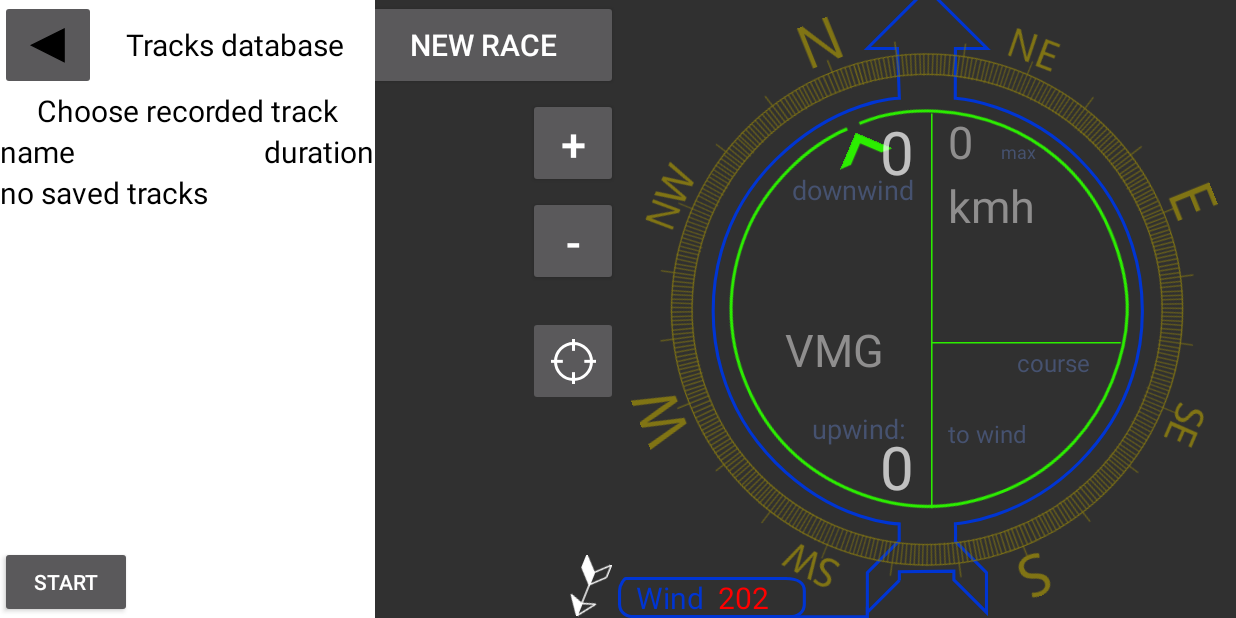
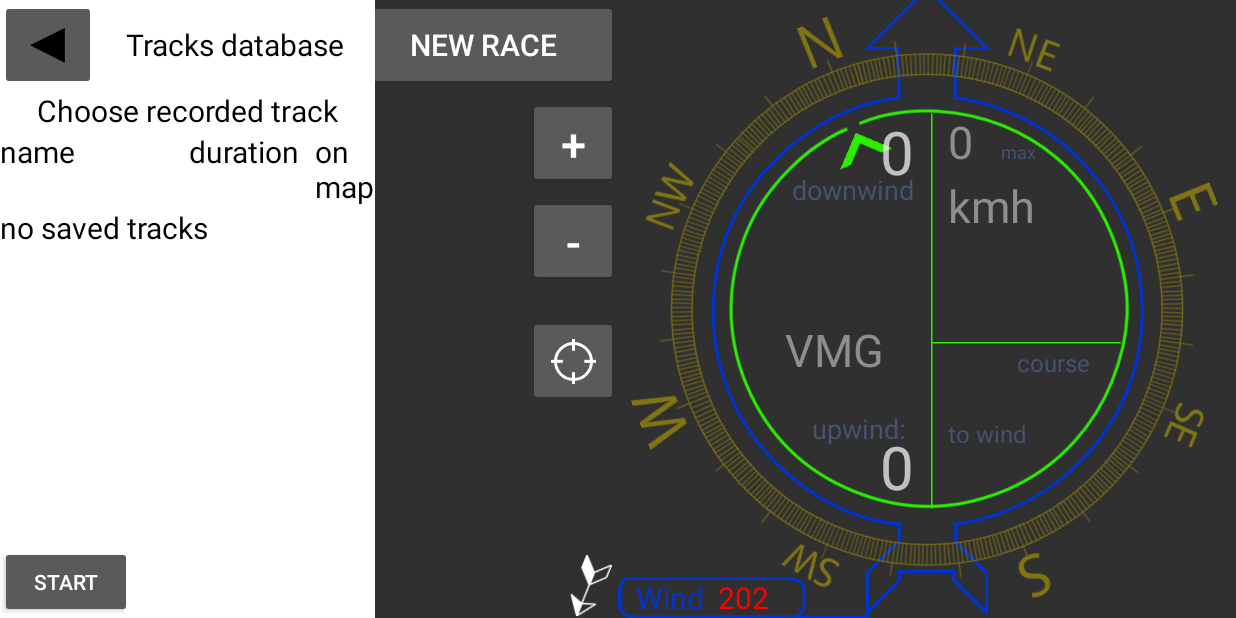
Before and after one commit to tCynik/KiteTimer, an Android app: the screen it shows after launch (MainActivity), after a tap on "TRACKS", on a phone screen of 824 x 412 dp (held sideways). Run offline under Robolectric (Android 15) with nearby library versions, the phone set to English and light mode, and no system bars; pictures from the network do not load; 1 statement that could not run was skipped.

Commit message:
list of already showedf on map tracks is working. need to add hide button and to add the track hide logic

```diff
--- a/src/main/java/com/example/racertimer/map/MapManager.java
+++ b/src/main/java/com/example/racertimer/map/MapManager.java
@@ -25,6 +25,7 @@ public class MapManager {
     private CurrentTrackLine currentTrackLine;
     private LoadedTrackLine loadedTrackLine;
     private DutyTrackLine dutyTrackLine;
+    private ArrayList<String> alreadyDisplayedLoadedTracks;
 
     private LinkedList<TrackPaintingView> loadedAndDisplayedTracks;
     TrackGridCalculator trackGridCalculator;
@@ -47,6 +48,7 @@ public class MapManager {
     public MapManager(Context context) {
         this.context = context;
         loadedAndDisplayedTracks = new LinkedList<>();
+        alreadyDisplayedLoadedTracks = new ArrayList<>();
     }
 
     private void makeTrackGirdCalculator (Location location) {
@@ -99,6 +101,11 @@ public class MapManager {
             loadedTrackLine.drawNextSegmentByLocation(location);
         }
         loadedAndDisplayedTracks.add(loadedTrackLine);
+        alreadyDisplayedLoadedTracks.add(geoTrack.getTrackName());
+    }
+
+    public ArrayList<String> getAlreadyDisplayedLoadedTracks() {
+        return alreadyDisplayedLoadedTracks;
     }
 
     public void setScreenCenterToPaintingView(TrackPaintingView trackPaintingView) {
--- a/src/main/java/com/example/racertimer/tracks/TracksMenuFragment.java
+++ b/src/main/java/com/example/racertimer/tracks/TracksMenuFragment.java
@@ -93,6 +93,7 @@ public class TracksMenuFragment extends Fragment {
                 GeoTrack geoTrackToBeShown = tracksDataManager.getGeoTrackByName(nameToShow);
                 if (geoTrackToBeShown != null) mapManager.showNextTrackOnMap(geoTrackToBeShown);
                 clearAnySelectedLines();
+                updateTrackList();
             }
         });
     }
@@ -117,7 +118,7 @@ public class TracksMenuFragment extends Fragment {
 
     private void fillListInView() {
         if (tracksDatabase == null) {
-            fillNextLine("no saved tracks", "");
+            fillNextLine("no saved tracks", "", "");
         } else {
             if (tracksDatabase.isItAnyTracks()) {
                 LinkedList<GeoTrack> tracksArray = tracksDatabase.getSavedTracks();
@@ -125,12 +126,27 @@ public class TracksMenuFragment extends Fragment {
                     String trackName = currentTrack.getTrackName();
 
                     String trackDuration = durationToString(currentTrack.getDuration());
-                    fillNextLine(trackName, trackDuration);
+
+                    String trackDiplayedStatus = "no";
+                    if (checkIsTrackDisplayed(trackName)) trackDiplayedStatus = "yes";
+                    fillNextLine(trackName, trackDuration, trackDiplayedStatus);
                 }
             } else {
-                fillNextLine("no saved tracks", "");
+                fillNextLine("no saved tracks", "", "");
             }
         }
+    }
+
+    private boolean checkIsTrackDisplayed(String trackName) {
+        boolean alreadyDisplayed = false;
+        ArrayList<String> listDisplayedTracks = mapManager.getAlreadyDisplayedLoadedTracks();
+        for (String currentTrackName: listDisplayedTracks) {
+            if (trackName.equals(currentTrackName)) {
+                alreadyDisplayed = true;
+                break;
+            }
+        }
+        return alreadyDisplayed;
     }
 
     private String durationToString (long durationTime) {
@@ -144,16 +160,23 @@ public class TracksMenuFragment extends Fragment {
 
     private void clearListAndFillTop () {
         trackLineToBeFilled.removeAllViewsInLayout();
-        fillNextLine("name", "duration");
+        fillListTitle();
+        fillNextLine("name", "duration", "on map");
     }
 
-    private void fillNextLine(String name, String duration) {
+    private void fillListTitle() {
+
+    }
+
+    private void fillNextLine(String name, String duration, String displayedStatus) {
         LayoutInflater layoutInflater = getLayoutInflater();
         View currentLine = layoutInflater.inflate(R.layout.tracks_list_line, trackLineToBeFilled, false);
         TextView trackName = currentLine.findViewById(R.id.tracks_name);
         TextView trackDuration = currentLine.findViewById(R.id.track_duration);
+        TextView isTrackOnMapTV = currentLine.findViewById(R.id.track_is_displayed);
         trackName.setText(name);
         trackDuration.setText(duration);
+        isTrackOnMapTV.setText(displayedStatus);
         trackInList.add(currentLine);
         currentLine.setOnClickListener(new View.OnClickListener() {
             @Override
--- a/src/main/res/layout/fragment_tracks_menu.xml
+++ b/src/main/res/layout/fragment_tracks_menu.xml
@@ -54,9 +54,10 @@
     <LinearLayout
         android:orientation="vertical"
         android:layout_width="match_parent"
-        android:layout_height="wrap_content"
+        android:layout_height="0dp"
         app:layout_constraintStart_toStartOf="parent"
-        app:layout_constraintTop_toBottomOf="@id/tracks_title">
+        app:layout_constraintTop_toBottomOf="@id/tracks_title"
+        app:layout_constraintBottom_toTopOf="@+id/linearLayout2">
 
         <ScrollView
             android:layout_width="match_parent"
@@ -77,11 +78,13 @@
 
     <LinearLayout
         android:id="@+id/linearLayout2"
-        android:layout_width="wrap_content"
+        android:layout_width="match_parent"
         android:layout_height="wrap_content"
         app:layout_constraintEnd_toEndOf="parent"
         app:layout_constraintBottom_toBottomOf="parent"
-        android:orientation="horizontal">
+        android:background="@color/white"
+        android:orientation="horizontal"
+        android:gravity="end">
 
         <Button
             android:id="@+id/button_delete_track"
--- a/src/main/res/layout/tracks_list_line.xml
+++ b/src/main/res/layout/tracks_list_line.xml
@@ -25,5 +25,13 @@
         android:textSize="20sp"
         android:textColor="@color/black"
         android:text="duration" />
+    <TextView
+        android:layout_marginStart="10dp"
+        android:id="@+id/track_is_displayed"
+        android:layout_width="40sp"
+        android:layout_height="wrap_content"
+        android:textSize="20sp"
+        android:textColor="@color/black"
+        android:text="map"/>
 
 </LinearLayout>
```
